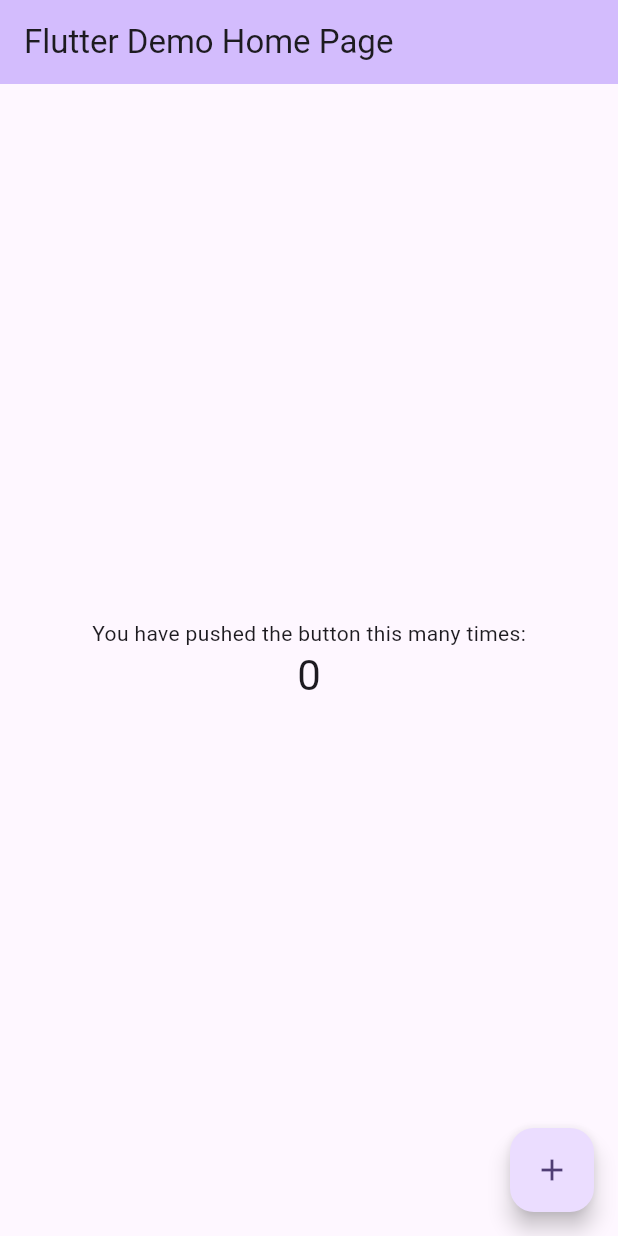
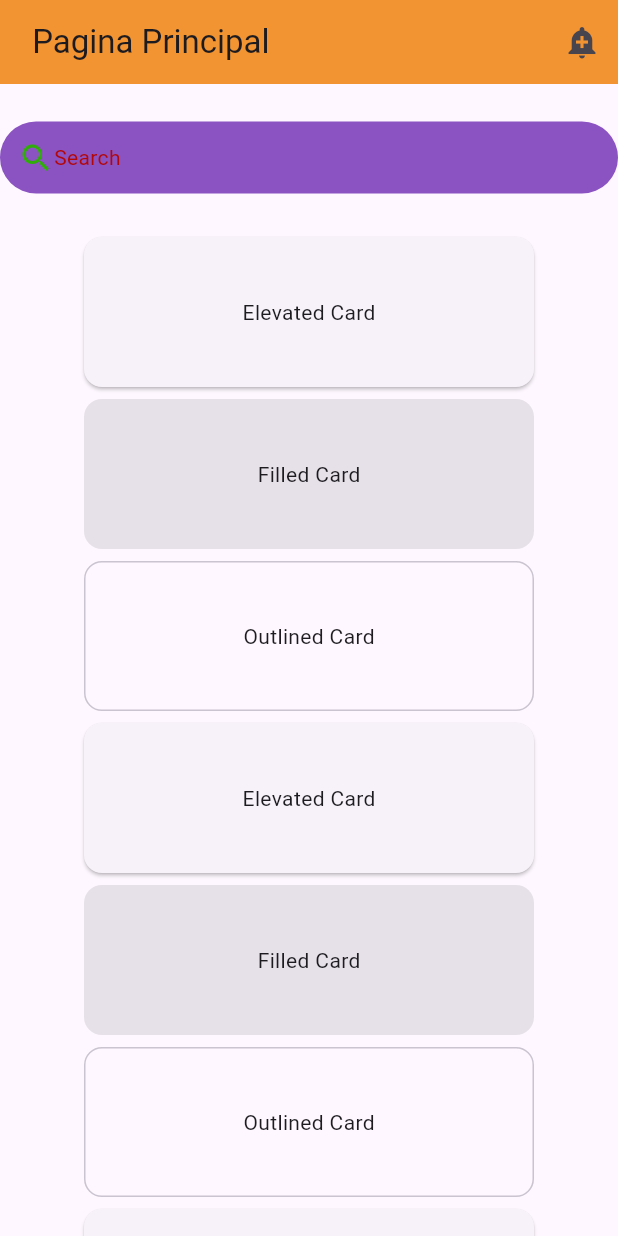
Before and after one commit to FioreEnojona/movil2Proyecto, a Flutter app: the screen it shows after launch, on a phone screen of 412 x 824 dp. Run offline on Flutter 3.47's test engine with Material 3 defaults, Android fonts, the phone set to English and light mode, and no system bars.

Commit message:
Mas o menos lo que llevo de pantalla home screen

```diff
--- a/lib/main.dart
+++ b/lib/main.dart
@@ -1,4 +1,5 @@
 import 'package:flutter/material.dart';
+import 'package:proyectomovil2flutter/screen/home_screen.dart';
 
 void main() {
   runApp(const MyApp());
@@ -7,116 +8,8 @@ void main() {
 class MyApp extends StatelessWidget {
   const MyApp({super.key});
 
-  // This widget is the root of your application.
   @override
   Widget build(BuildContext context) {
-    return MaterialApp(
-      title: 'Flutter Demo',
-      theme: ThemeData(
-        // This is the theme of your application.
-        //
-        // TRY THIS: Try running your application with "flutter run". You'll see
-        // the application has a purple toolbar. Then, without quitting the app,
-        // try changing the seedColor in the colorScheme below to Colors.green
-        // and then invoke "hot reload" (save your changes or press the "hot
-        // reload" button in a Flutter-supported IDE, or press "r" if you used
-        // the command line to start the app).
-        //
-        // Notice that the counter didn't reset back to zero; the application
-        // state is not lost during the reload. To reset the state, use hot
-        // restart instead.
-        //
-        // This works for code too, not just values: Most code changes can be
-        // tested with just a hot reload.
-        colorScheme: ColorScheme.fromSeed(seedColor: Colors.deepPurple),
-      ),
-      home: const MyHomePage(title: 'Flutter Demo Home Page'),
-    );
+    return const MaterialApp(home: (home_screen()));
   }
 }
-
-class MyHomePage extends StatefulWidget {
-  const MyHomePage({super.key, required this.title});
-
-  // This widget is the home page of your application. It is stateful, meaning
-  // that it has a State object (defined below) that contains fields that affect
-  // how it looks.
-
-  // This class is the configuration for the state. It holds the values (in this
-  // case the title) provided by the parent (in this case the App widget) and
-  // used by the build method of the State. Fields in a Widget subclass are
-  // always marked "final".
-
-  final String title;
-
-  @override
-  State<MyHomePage> createState() => _MyHomePageState();
-}
-
-class _MyHomePageState extends State<MyHomePage> {
-  int _counter = 0;
-
-  void _incrementCounter() {
-    setState(() {
-      // This call to setState tells the Flutter framework that something has
-      // changed in this State, which causes it to rerun the build method below
-      // so that the display can reflect the updated values. If we changed
-      // _counter without calling setState(), then the build method would not be
-      // called again, and so nothing would appear to happen.
-      _counter++;
-    });
-  }
-
-  @override
-  Widget build(BuildContext context) {
-    // This method is rerun every time setState is called, for instance as done
-    // by the _incrementCounter method above.
-    //
-    // The Flutter framework has been optimized to make rerunning build methods
-    // fast, so that you can just rebuild anything that needs updating rather
-    // than having to individually change instances of widgets.
-    return Scaffold(
-      appBar: AppBar(
-        // TRY THIS: Try changing the color here to a specific color (to
-        // Colors.amber, perhaps?) and trigger a hot reload to see the AppBar
-        // change color while the other colors stay the same.
-        backgroundColor: Theme.of(context).colorScheme.inversePrimary,
-        // Here we take the value from the MyHomePage object that was created by
-        // the App.build method, and use it to set our appbar title.
-        title: Text(widget.title),
-      ),
-      body: Center(
-        // Center is a layout widget. It takes a single child and positions it
-        // in the middle of the parent.
-        child: Column(
-          // Column is also a layout widget. It takes a list of children and
-          // arranges them vertically. By default, it sizes itself to fit its
-          // children horizontally, and tries to be as tall as its parent.
-          //
-          // Column has various properties to control how it sizes itself and
-          // how it positions its children. Here we use mainAxisAlignment to
-          // center the children vertically; the main axis here is the vertical
-          // axis because Columns are vertical (the cross axis would be
-          // horizontal).
-          //
-          // TRY THIS: Invoke "debug painting" (choose the "Toggle Debug Paint"
-          // action in the IDE, or press "p" in the console), to see the
-          // wireframe for each widget.
-          mainAxisAlignment: MainAxisAlignment.center,
-          children: <Widget>[
-            const Text('You have pushed the button this many times:'),
-            Text(
-              '$_counter',
-              style: Theme.of(context).textTheme.headlineMedium,
-            ),
-          ],
-        ),
-      ),
-      floatingActionButton: FloatingActionButton(
-        onPressed: _incrementCounter,
-        tooltip: 'Increment',
-        child: const Icon(Icons.add),
-      ), // This trailing comma makes auto-formatting nicer for build methods.
-    );
-  }
-}
--- /dev/null
+++ b/lib/screen/home_screen.dart
@@ -0,0 +1,96 @@
+import 'package:flutter/material.dart';
+import 'package:proyectomovil2flutter/screen/notificaciones.dart';
+
+class home_screen extends StatelessWidget {
+  const home_screen({super.key});
+
+  @override
+  Widget build(BuildContext context) {
+    return Scaffold(
+      appBar: AppBar(
+        backgroundColor: Color.fromARGB(233, 241, 139, 30),
+        title: const Text(" Pagina Principal"),
+        actions: <Widget>[
+          IconButton(
+            icon: const Icon(Icons.add_alert),
+            onPressed:
+                () => {
+                  Navigator.push(
+                    context,
+                    MaterialPageRoute(builder: (context) => notificaciones()),
+                  ),
+                },
+          ),
+        ],
+      ),
+      body: SafeArea(
+        child: SingleChildScrollView(
+          child: Column(
+            children: [
+              SizedBox(height: 25),
+              Container(
+                decoration: BoxDecoration(
+                  color: Color.fromARGB(199, 106, 36, 176),
+                  borderRadius: BorderRadius.circular(40),
+                ),
+                padding: EdgeInsets.all(12),
+                child: Row(
+                  children: [
+                    Icon(
+                      Icons.search,
+                      color: const Color.fromARGB(255, 49, 173, 11),
+                    ),
+                    Text(
+                      'Search',
+                      style: TextStyle(
+                        color: const Color.fromARGB(255, 179, 6, 6),
+                      ),
+                    ),
+                  ],
+                ),
+              ),
+
+              SizedBox(height: 25),
+              Center(
+                child: Column(
+                  mainAxisAlignment: MainAxisAlignment.start,
+                  children: <Widget>[
+                    Card(child: _SampleCard(cardName: 'Elevated Card')),
+                    Card.filled(child: _SampleCard(cardName: 'Filled Card')),
+                    Card.outlined(
+                      child: _SampleCard(cardName: 'Outlined Card'),
+                    ),
+                    Card(child: _SampleCard(cardName: 'Elevated Card')),
+                    Card.filled(child: _SampleCard(cardName: 'Filled Card')),
+                    Card.outlined(
+                      child: _SampleCard(cardName: 'Outlined Card'),
+                    ),
+                    Card(child: _SampleCard(cardName: 'Elevated Card')),
+                    Card.filled(child: _SampleCard(cardName: 'Filled Card')),
+                    Card.outlined(
+                      child: _SampleCard(cardName: 'Outlined Card'),
+                    ),
+                  ],
+                ),
+              ),
+            ],
+          ),
+        ),
+      ),
+    );
+  }
+}
+
+class _SampleCard extends StatelessWidget {
+  const _SampleCard({required this.cardName});
+  final String cardName;
+
+  @override
+  Widget build(BuildContext context) {
+    return SizedBox(
+      width: 300,
+      height: 100,
+      child: Center(child: Text(cardName)),
+    );
+  }
+}
```
Also changed, not shown: lib/screen/notificaciones.dart (added, +55 -0 lines).
